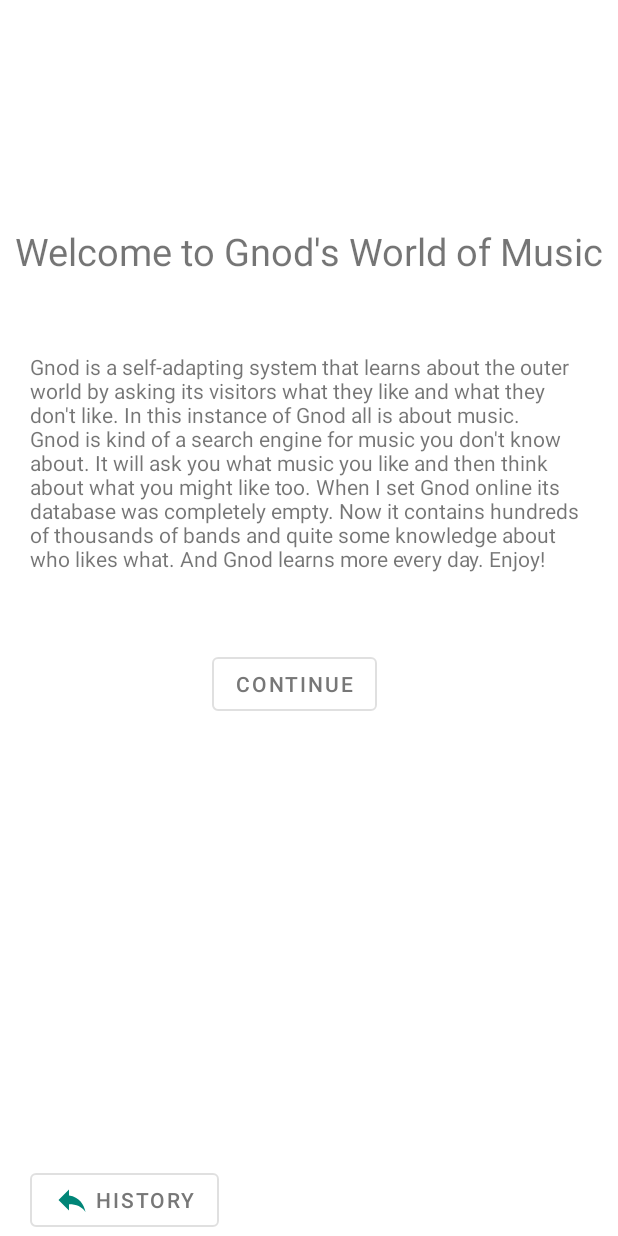
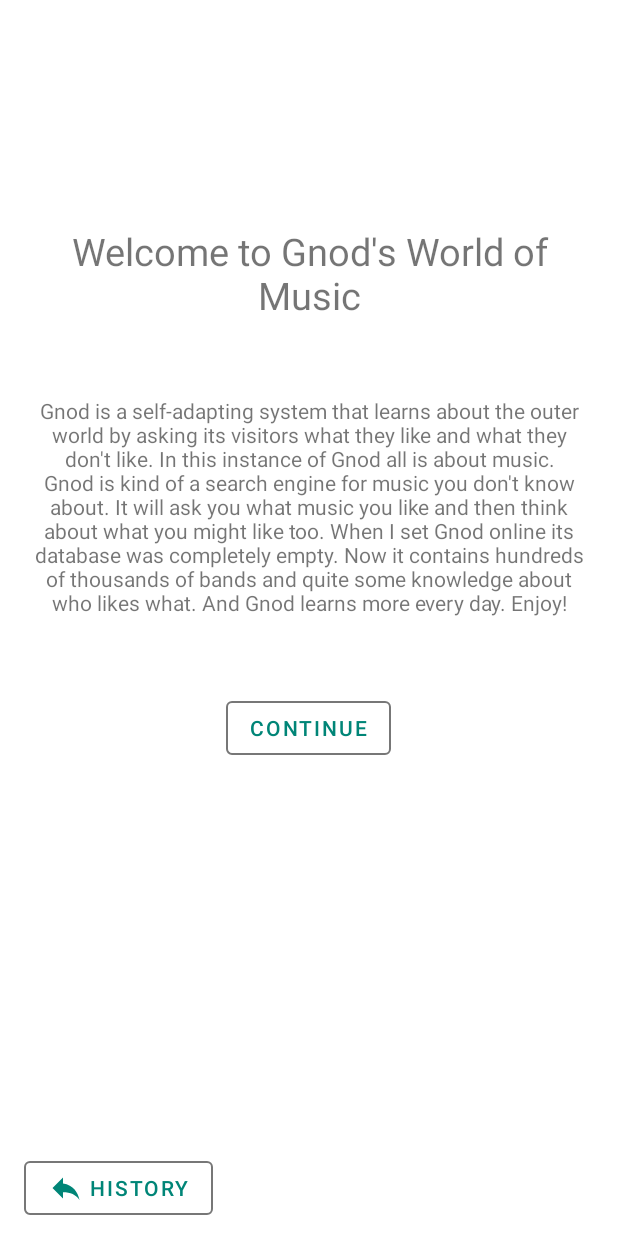
Before and after one commit to Mpk605/Gnoosic_Public, an Android app: the screen it shows after launch (MainActivity), on a phone screen of 412 x 824 dp. Run offline under Robolectric (Android 15) with nearby library versions, the phone set to English and light mode, and no system bars.

Commit message:
better main

```diff
--- a/app/build.gradle
+++ b/app/build.gradle
@@ -5,7 +5,7 @@
     buildToolsVersion "29.0.2"
     defaultConfig {
         applicationId "com.kinejou.gnoosic"
-        minSdkVersion 29
+        minSdkVersion 22
         targetSdkVersion 29
         versionCode 1
         versionName "1.0"
--- a/app/src/main/res/layout/activity_main.xml
+++ b/app/src/main/res/layout/activity_main.xml
@@ -1,21 +1,29 @@
 <?xml version="1.0" encoding="utf-8"?>
-<androidx.constraintlayout.widget.ConstraintLayout xmlns:android="http://schemas.android.com/apk/res/android"
+<RelativeLayout xmlns:android="http://schemas.android.com/apk/res/android"
     xmlns:app="http://schemas.android.com/apk/res-auto"
     xmlns:tools="http://schemas.android.com/tools"
     android:layout_width="match_parent"
     android:layout_height="match_parent"
     tools:context=".MainActivity">
 
+    <LinearLayout
+        android:layout_width="match_parent"
+        android:layout_height="match_parent"
+        android:orientation="vertical">
+
         <TextView
             android:id="@+id/title_welcome"
             android:layout_width="wrap_content"
             android:layout_height="wrap_content"
+            android:layout_marginLeft="32dp"
             android:layout_marginTop="150dp"
+            android:layout_marginRight="32dp"
             android:text="@string/title_welcome"
+            android:textAlignment="center"
             android:textSize="25sp"
             app:layout_constraintLeft_toLeftOf="parent"
             app:layout_constraintRight_toRightOf="parent"
-        app:layout_constraintTop_toTopOf="parent"/>
+            app:layout_constraintTop_toTopOf="parent" />
 
         <TextView
             android:id="@+id/welcome"
@@ -24,34 +32,30 @@
             android:layout_marginLeft="20dp"
             android:layout_marginTop="50dp"
             android:layout_marginRight="20dp"
+            android:gravity="center"
             android:text="@string/welcome"
-        app:layout_constraintTop_toBottomOf="@id/title_welcome"/>
+            app:layout_constraintTop_toBottomOf="@id/title_welcome" />
 
         <com.google.android.material.button.MaterialButton
             android:id="@+id/start"
             style="@style/Widget.MaterialComponents.Button.OutlinedButton"
             android:layout_width="wrap_content"
             android:layout_height="wrap_content"
+            android:layout_gravity="center"
             android:layout_marginTop="50dp"
-        android:layout_marginRight="20dp"
             android:text="@string/start"
-        app:layout_constraintEnd_toEndOf="parent"
-        app:layout_constraintStart_toStartOf="parent"
-        app:layout_constraintTop_toBottomOf="@id/welcome"
-        android:textColor="#777"/>
+            app:strokeColor="#777" />
+    </LinearLayout>
 
     <com.google.android.material.button.MaterialButton
         android:id="@+id/history"
         style="@style/Widget.MaterialComponents.Button.OutlinedButton"
-        app:icon="@drawable/ic_reply_24px"
         android:layout_width="wrap_content"
         android:layout_height="wrap_content"
+        android:layout_alignParentBottom="true"
+        android:layout_marginStart="16dp"
+        android:layout_marginBottom="8dp"
         android:text="@string/history"
-        app:layout_constraintStart_toStartOf="parent"
-        android:layout_marginStart="20dp"
-        app:layout_constraintBottom_toBottomOf="parent"
-        app:layout_goneMarginBottom="20dp"
-        android:textColor="#777"/>
-
-
-</androidx.constraintlayout.widget.ConstraintLayout>
+        app:icon="@drawable/ic_reply_24px"
+        app:strokeColor="#777" />
+</RelativeLayout>
```
Lines whose indentation alone changed are shown as unchanged.
